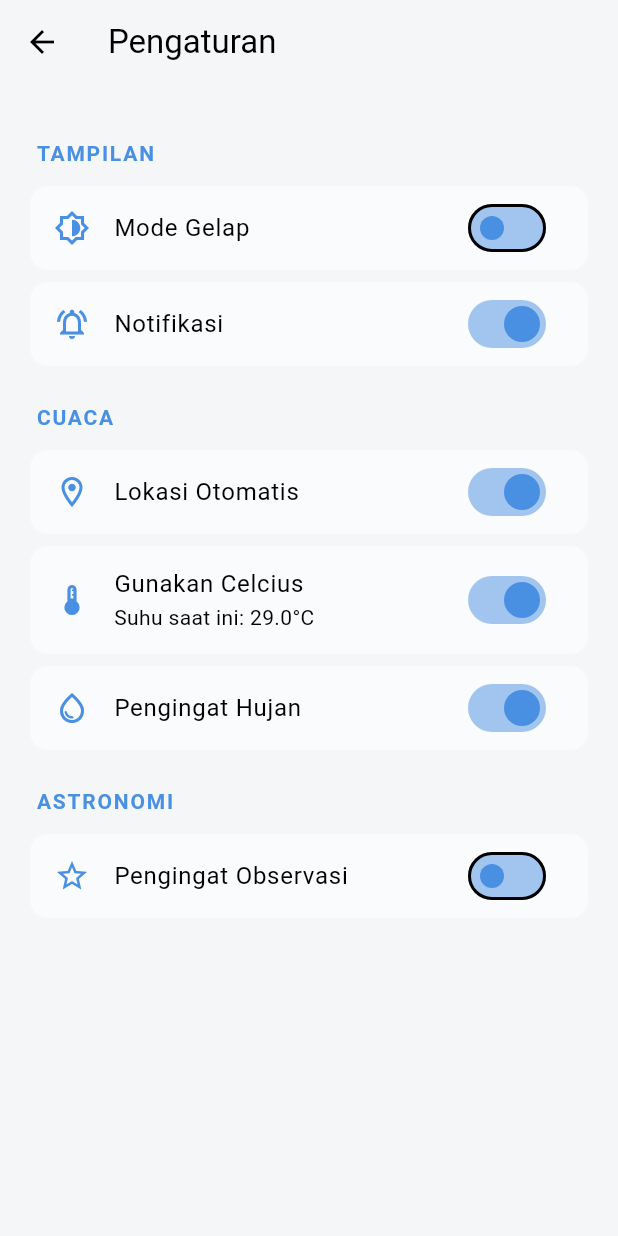
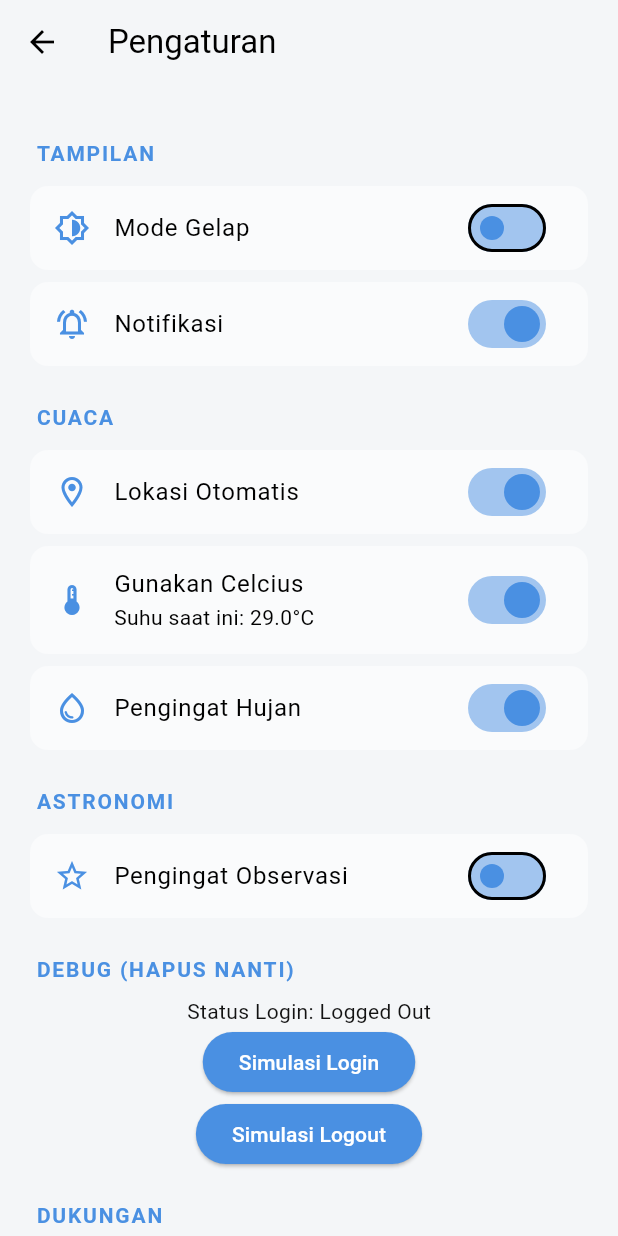
Before and after one commit to yuu740/titik-kondisi-app-weather, a Flutter app: the SettingsScreen screen opened directly, on a phone screen of 412 x 824 dp. Run offline on Flutter 3.47's test engine with Material 3 defaults, Android fonts, the phone set to English and light mode, and no system bars; our stand-ins replace flutter_secure_storage, geocoding, geolocator, google_mobile_ads, permission_handler, shared_preferences; accounts and stored records are empty; statements that could not run were skipped.

Commit message:
feat : blablabla

```diff
--- a/lib/provider/setting_provider.dart
+++ b/lib/provider/setting_provider.dart
@@ -1,6 +1,7 @@
 import 'package:flutter/material.dart';
 import 'package:shared_preferences/shared_preferences.dart';
-
+import '../services/fake_api_service.dart';
+import '../services/fake_auth_service.dart';
 class SettingsProvider with ChangeNotifier {
   bool _isCelsius = true;
   bool _notifications = true;
@@ -14,17 +15,31 @@ class SettingsProvider with ChangeNotifier {
   bool get rainReminder => _rainReminder;
   bool get astroReminder => _astroReminder;
 
-  SettingsProvider() {
+  final FakeAuthService _authService;
+  final FakeApiService _apiService;
+
+  SettingsProvider(this._authService, this._apiService) {
     _loadSettings();
   }
-
   Future<void> _loadSettings() async {
+    if (_authService.isLoggedIn) {
+      print("Status: Logged In. Memuat dari FAKE API.");
+      final userSettings = await _apiService.getSettings();
+      _isCelsius = userSettings['isCelsius'];
+      _notifications = userSettings['notifications'];
+      _autoLocation = userSettings['autoLocation'];
+      _rainReminder = userSettings['rainReminder'];
+      _astroReminder = userSettings['astroReminder'];
+    } else {
+      print("Status: Logged Out. Memuat dari SharedPreferences.");
       final prefs = await SharedPreferences.getInstance();
       _isCelsius = prefs.getBool('isCelsius') ?? true;
       _notifications = prefs.getBool('notifications') ?? true;
       _autoLocation = prefs.getBool('autoLocation') ?? true;
       _rainReminder = prefs.getBool('rainReminder') ?? true;
       _astroReminder = prefs.getBool('astroReminder') ?? false;
+    }
+
     notifyListeners();
   }
 
@@ -32,6 +47,15 @@ class SettingsProvider with ChangeNotifier {
     final prefs = await SharedPreferences.getInstance();
     await prefs.setBool(key, value);
     notifyListeners();
+    if (_authService.isLoggedIn) {
+      await _apiService.updateSettings({key: value});
+    }
+  }
+
+  Future<void> reloadSettings() async {
+    print("Memuat ulang pengaturan berdasarkan status auth...");
+    // Cukup panggil kembali method internal _loadSettings
+    await _loadSettings();
   }
 
   void toggleTemperatureUnit(bool value) {
--- /dev/null
+++ b/lib/provider/subs_provider.dart
@@ -0,0 +1,22 @@
+// provider/subscription_provider.dart
+import 'package:flutter/material.dart';
+
+enum SubscriptionStatus { free, pro }
+
+class SubscriptionProvider with ChangeNotifier {
+  SubscriptionStatus _status = SubscriptionStatus.free;
+  SubscriptionStatus get status => _status;
+
+  bool get isPro => _status == SubscriptionStatus.pro;
+
+  void upgradeToPro() {
+    _status = SubscriptionStatus.pro;
+    notifyListeners();
+    // Di aplikasi nyata, di sini Anda akan memvalidasi pembelian
+  }
+
+  void downgradeToFree() {
+    _status = SubscriptionStatus.free;
+    notifyListeners();
+  }
+}
--- a/lib/screens/setting_screen.dart
+++ b/lib/screens/setting_screen.dart
@@ -1,9 +1,16 @@
 import 'package:flutter/material.dart';
 import 'package:provider/provider.dart';
+
 import '../provider/theme_provider.dart';
 import '../provider/setting_provider.dart';
+import '../provider/subs_provider.dart';
+
 import '../constants/dummy_data.dart';
 
+import '../services/fake_api_service.dart';
+import '../services/fake_auth_service.dart';
+
+import './subs_screen.dart';
 class SettingsScreen extends StatelessWidget {
   const SettingsScreen({super.key});
 
@@ -11,6 +18,7 @@ class SettingsScreen extends StatelessWidget {
   Widget build(BuildContext context) {
     final themeProvider = Provider.of<ThemeProvider>(context);
     final settingsProvider = Provider.of<SettingsProvider>(context);
+    final subProvider = Provider.of<SubscriptionProvider>(context);
 
     double temp = DummyData.temperature;
     String unit = "°C";
@@ -40,6 +48,7 @@ class SettingsScreen extends StatelessWidget {
                     context,
                     themeProvider,
                     settingsProvider,
+                    subProvider,
                     temp,
                     unit,
                   ),
@@ -50,6 +59,7 @@ class SettingsScreen extends StatelessWidget {
                     context,
                     themeProvider,
                     settingsProvider,
+                    subProvider,
                     temp,
                     unit,
                   ),
@@ -63,6 +73,7 @@ class SettingsScreen extends StatelessWidget {
     BuildContext context,
     ThemeProvider themeProvider,
     SettingsProvider settingsProvider,
+    SubscriptionProvider subProvider,
     double temp,
     String unit,
   ) {
@@ -113,6 +124,48 @@ class SettingsScreen extends StatelessWidget {
         value: settingsProvider.astroReminder,
         onChanged: (value) => settingsProvider.setAstroReminder(value),
       ),
+      _buildSectionTitle('DEBUG (Hapus Nanti)', context),
+      Consumer<FakeAuthService>(
+        builder: (context, auth, child) {
+          return Column(
+            children: [
+              Text(
+                'Status Login: ${auth.isLoggedIn ? "Logged In" : "Logged Out"}',
+              ),
+              ElevatedButton(
+                onPressed: () async {
+                  await auth.login();
+                  // Muat ulang pengaturan setelah login
+                  context
+                      .read<SettingsProvider>()
+                      .reloadSettings(); // Anda perlu buat method reload ini
+                },
+                child: const Text('Simulasi Login'),
+              ),
+              ElevatedButton(
+                onPressed: () async {
+                  await auth.logout();
+                  // Muat ulang pengaturan setelah logout
+                  context.read<SettingsProvider>().reloadSettings();
+                },
+                child: const Text('Simulasi Logout'),
+              ),
+            ],
+          );
+        },
+      ),
+      _buildSectionTitle('Dukungan', context),
+      Card(
+        child: ListTile(
+          leading: Icon(Icons.star, color: subProvider.isPro ? Colors.amber : Theme.of(context).primaryColor),
+          title: const Text('Upgrade ke Pro'),
+          subtitle: Text(subProvider.isPro ? 'Anda adalah pengguna Pro' : 'Buka semua fitur canggih'),
+          trailing: const Icon(Icons.chevron_right),
+          onTap: () {
+            Navigator.push(context, MaterialPageRoute(builder: (_) => const SubscriptionScreen()));
+          },
+        ),
+      ),
     ];
   }
 
--- /dev/null
+++ b/lib/services/fake_api_service.dart
@@ -0,0 +1,25 @@
+class FakeApiService {
+  // Ini adalah "database" palsu kita di memori
+  Map<String, dynamic> _userSettings = {
+    'isCelsius': true,
+    'notifications': true,
+    'autoLocation': true,
+    'rainReminder': false,
+    'astroReminder': false,
+  };
+
+  // Simulasi mengambil data dari server
+  Future<Map<String, dynamic>> getSettings() async {
+    // Menambahkan jeda palsu untuk meniru latensi jaringan
+    await Future.delayed(const Duration(milliseconds: 500));
+    print('SIMULASI: Mengambil pengaturan dari server palsu.');
+    return _userSettings;
+  }
+
+  // Simulasi memperbarui data di server
+  Future<void> updateSettings(Map<String, dynamic> newSettings) async {
+    await Future.delayed(const Duration(milliseconds: 300));
+    _userSettings.addAll(newSettings);
+    print('SIMULASI: Pengaturan diperbarui di server palsu: $newSettings');
+  }
+}
--- /dev/null
+++ b/lib/services/fake_auth_service.dart
@@ -0,0 +1,21 @@
+// services/fake_auth_service.dart
+
+import 'package:flutter/material.dart'; // TAMBAHKAN INI
+
+// TAMBAHKAN 'with ChangeNotifier'
+class FakeAuthService with ChangeNotifier {
+  bool _isLoggedIn = false;
+  bool get isLoggedIn => _isLoggedIn;
+
+  Future<void> login() async {
+    print('SIMULASI: Pengguna berhasil login.');
+    _isLoggedIn = true;
+    notifyListeners(); // TAMBAHKAN INI untuk memberitahu UI
+  }
+
+  Future<void> logout() async {
+    print('SIMULASI: Pengguna berhasil logout.');
+    _isLoggedIn = false;
+    notifyListeners(); // TAMBAHKAN INI untuk memberitahu UI
+  }
+}
--- a/pubspec.yaml
+++ b/pubspec.yaml
@@ -40,6 +40,7 @@ dependencies:
   # The following adds the Cupertino Icons font to your application.
   # Use with the CupertinoIcons class for iOS style icons.
   cupertino_icons: ^1.0.8
+  google_mobile_ads: ^5.1.0
 
 dev_dependencies:
   flutter_test:
```
Also changed, not shown: lib/main.dart (+24 -1 lines), lib/screens/splash_screen.dart (+37 -22 lines), lib/screens/subs_screen.dart (added, +138 -0 lines), lib/screens/welcome_page.dart (deleted, +0 -131 lines), lib/screens/welcome_screen.dart (added, +148 -0 lines), lib/services/ad_service.dart (added, +48 -0 lines), lib/provider/location_provider.dart (line endings or trailing spaces), lib/provider/theme_provider.dart (line endings or trailing spaces), lib/screens/dashboard_screen.dart (line endings or trailing spaces), lib/screens/main_screen.dart (line endings or trailing spaces), lib/screens/preference_page2.dart (line endings or trailing spaces), lib/widgets/weather_background.dart (line endings or trailing spaces), pubspec.lock, 3 other files. Lines whose indentation alone changed are shown as unchanged.
